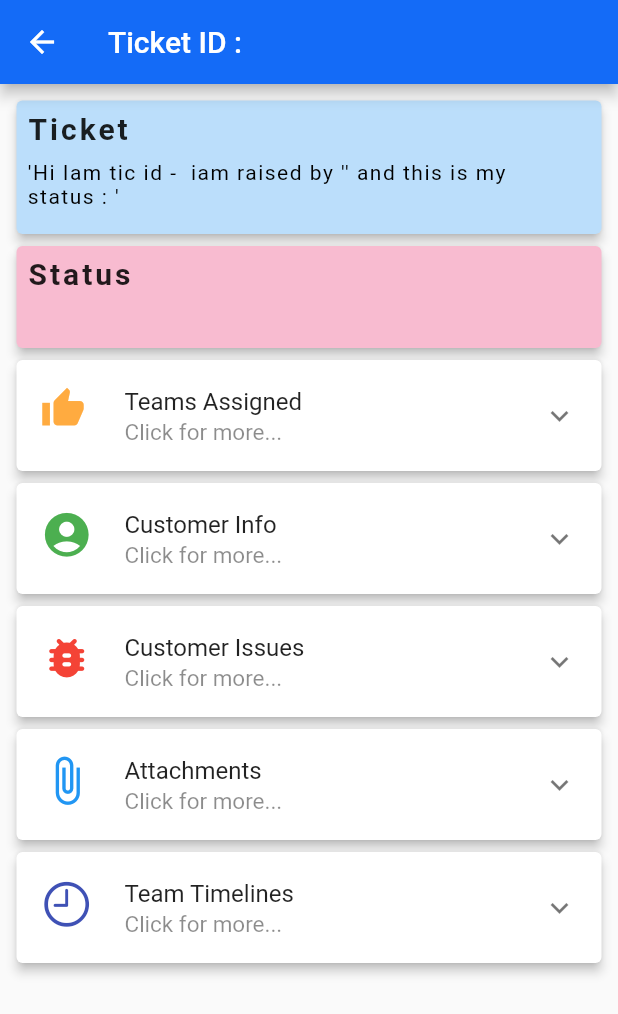
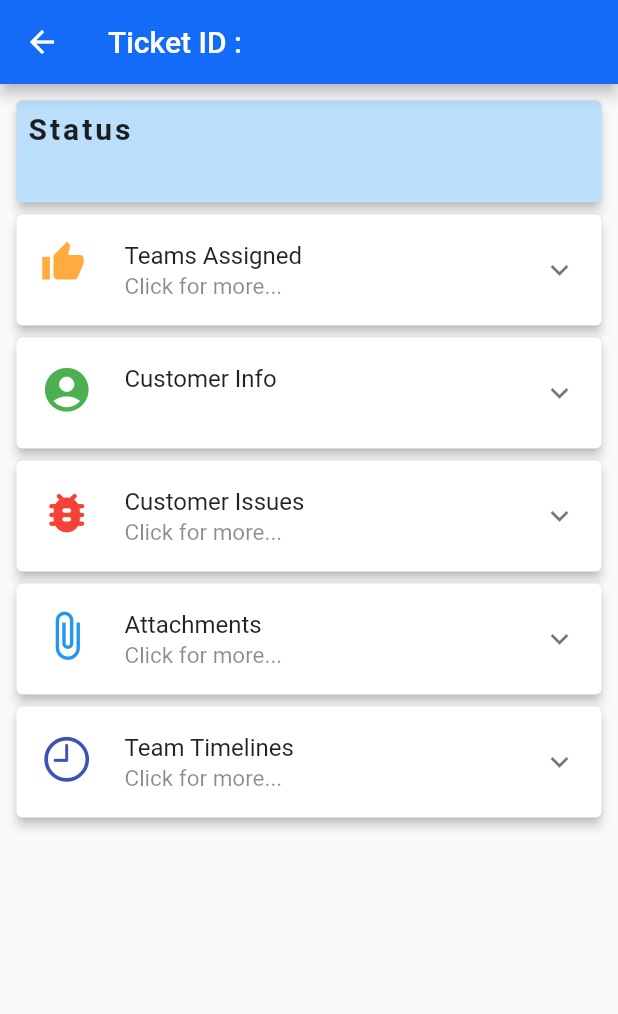
Before and after one commit to durgaav/mmproject1, a Flutter app: the TicketViewPage screen opened directly with empty values, on a phone screen of 412 x 824 dp. Shown: the top 1014 px of the screen. Run offline on Flutter 3.47's test engine with Material 2 defaults, Android fonts, the phone set to English and light mode, and no system bars; our stand-ins replace file_picker, fluttertoast, form_field_validator, open_file, permission_handler, shared_preferences; missing offline and left inert: flutter_email_sender; accounts and stored records are empty; network calls fail.

Commit message:
changed on 3-03 11:22 AM

```diff
--- a/lib/screens/ticketview.dart
+++ b/lib/screens/ticketview.dart
@@ -18,15 +18,16 @@ import 'image_screen.dart';
 class TicketViewPage extends StatefulWidget {
 
   List<TeamAssign> tmAssignList = [];
-  TicketViewPage({required this.tmAssignList});
+  List teamslist = [];
+  TicketViewPage({required this.tmAssignList , required this.teamslist});
 
   @override
-  _TicketViewPageState createState() => _TicketViewPageState(tmAssignList: tmAssignList);
+  _TicketViewPageState createState() => _TicketViewPageState(tmAssignList: tmAssignList,teamslist: teamslist);
 }
 class _TicketViewPageState extends State<TicketViewPage> {
-
   List<TeamAssign> tmAssignList = [];
-  _TicketViewPageState({required this.tmAssignList});
+  List teamslist = [];
+  _TicketViewPageState({required this.tmAssignList , required this.teamslist});
 
   //region Strings
   String ticketId = '';
@@ -63,6 +64,7 @@ class _TicketViewPageState extends State<TicketViewPage> {
 
   //region Variables
   List<TeamAssign> teams = [];
+  List getName = [];
   String dropdownValue = "Design";
   final List<String> datas = ["Seo", "Design", "Development", "Server"];
   String dropdown = "Inprogress";
@@ -88,7 +90,6 @@ class _TicketViewPageState extends State<TicketViewPage> {
   //endregion Variables
 
   //region Dialogs
-
   Future<void> updateStatusDialog(BuildContext context) async {
     return showDialog(
         context: context,
@@ -289,7 +290,6 @@ class _TicketViewPageState extends State<TicketViewPage> {
   //endregion Dialogs
 
   //region Functions
-  //tm assign
 
 
   //Sending mail
@@ -422,12 +422,15 @@ class _TicketViewPageState extends State<TicketViewPage> {
         Navigator.pop(context);
         setState(() {
           if (val == "Started") {
+            Status = 'started';
             tm_startupdateon = formatter.format(DateTime.now());
             tm_startupdateBy = createdBy;
           } else if (val == "Inprogress") {
+            Status = 'inprogress';
             tm_procesupdOn = formatter.format(DateTime.now());
             tm_procesupdBy = createdBy;
           } else {
+            Status = 'completed';
             tm_cmpleUpdOn = formatter.format(DateTime.now());
             tm_compleupBy = createdBy;
           }
@@ -594,10 +597,21 @@ class _TicketViewPageState extends State<TicketViewPage> {
     super.initState();
     getPref();
     loadGivenData();
+    for(int i = 0;i<teams.length;i++){
+      for(int j = 0 ; j<teamslist.length;j++){
+        // print(teamslist.where((element) => element['teamId']==teams[i].teamId).toList());
+        print(teamslist[i]['Username']);
+        setState(() {
+          getName.add(teamslist.where((element) => element['teamId']==teams[i].teamId));
+        });
+      }
+    }
+    print(getName.length);
   }
 
   @override
   Widget build(BuildContext context) {
+
     return Scaffold(
          //APP bar
         appBar: AppBar(
@@ -635,42 +649,14 @@ class _TicketViewPageState extends State<TicketViewPage> {
                       },
                     ),
                   ),
-
         body: SingleChildScrollView(
             child: Container(
           padding: EdgeInsets.all(7.0),
           child:Column(
            crossAxisAlignment: CrossAxisAlignment.start,
               children: <Widget>[
-            userType!="client"?
             Card(
-              color: Colors.blue[100],
-              elevation: 3,
-              child: Container(
-                alignment: Alignment.centerLeft,
-                width: double.infinity,
-                padding: EdgeInsets.all(7.0),
-                child: Column(
-                  crossAxisAlignment: CrossAxisAlignment.start,
-                  children: [
-                  Text('Ticket $ticketId',style: TextStyle(
-                          fontSize: 20,fontWeight: FontWeight.bold,letterSpacing: 2
-                  ),),
-                    SizedBox(
-                      height: 10,
-                    ),
-                    Text('\'Hi Iam tic id - $ticketId iam raised by'
-                        ' \'${Username}\' and this is my status : $Status\'',style: TextStyle(
-                        fontSize: 14,color:Colors.black,letterSpacing: 1),textAlign: TextAlign.start,),
-                    SizedBox(
-                      height: 10,
-                    ),
-                  ],
-                ),
-              ),
-            ):Container(),
-            Card(
-                  color: Colors.pink[100],
+                  color: Colors.blue[100],
                   elevation: 3,
                   child: Container(
                     alignment: Alignment.centerLeft,
@@ -752,8 +738,12 @@ class _TicketViewPageState extends State<TicketViewPage> {
                           shrinkWrap: true,
                           itemBuilder: (context,index){
                             return ListTile(
+                              onTap: (){
+                                print('hiii');
+                                print(getName);
+                              },
                               title: Text(
-                                teams[index].teamId.toString(),
+                                getName[index]['Username'],
                                 style: TextStyle(fontSize: 16),
                               ),
                             );
@@ -783,7 +773,7 @@ class _TicketViewPageState extends State<TicketViewPage> {
                   ),
                 ),
                 subtitle: Text(
-                  'Click for more...',
+                  '$Username',
                   style: TextStyle(fontSize: 15, color: Colors.black45),
                 ),
                 children: <Widget>[
@@ -861,7 +851,7 @@ class _TicketViewPageState extends State<TicketViewPage> {
                         color: Colors.grey,
                       ),
                       title: Text(
-                        'ADMIN UPDATES',
+                        'Admin Updates',
                         style: TextStyle(
                           fontSize: 16,
                         ),
```
Also changed, not shown: lib/screens/admin/notifyScreen.dart (+7 -1 lines), lib/screens/ticketpage.dart (+3 -4 lines).
